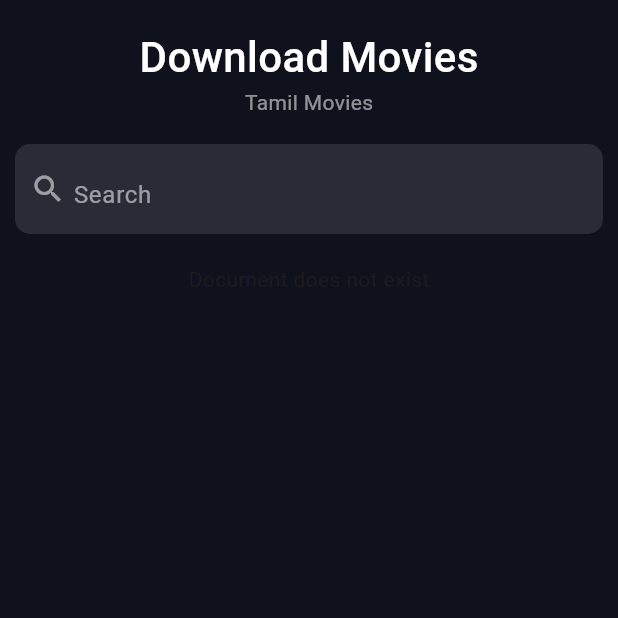
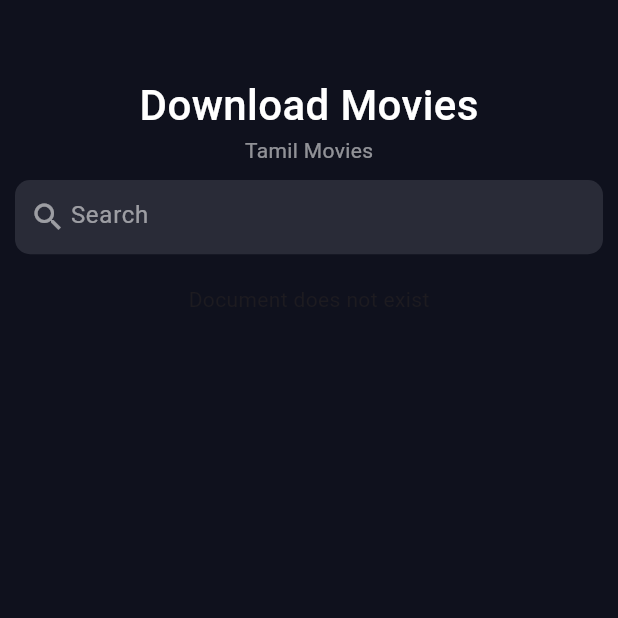
Before and after one commit to Syed-Abdullah-G/movie_app, a Flutter app: the screen it shows after launch, on a phone screen of 412 x 824 dp, the top half of it. Run offline on Flutter 3.47's test engine with Material 3 defaults, Android fonts, the phone set to English and light mode, and no system bars; our stand-ins replace cloud_firestore, firebase_core; accounts and stored records are empty.

```diff
--- a/lib/pages/HomePage.dart
+++ b/lib/pages/HomePage.dart
@@ -7,12 +7,10 @@ class HomePage extends StatelessWidget {
   @override
   Widget build(BuildContext context) {
     return Scaffold(
-      body: SingleChildScrollView(
-        child: SafeArea(
-            child: Column(
+        body: Column(
       children: [
         Padding(
-              padding: EdgeInsets.symmetric(vertical: 18, horizontal: 10),
+          padding: EdgeInsets.only(top: 50, left: 10,right: 10,bottom: 10),
           child: Row(
             mainAxisAlignment: MainAxisAlignment.center,
             children: [
@@ -40,10 +38,10 @@ class HomePage extends StatelessWidget {
           ),
         ),
 
-            NewMoviesWidget(),
+
+         NewMoviesWidget()
+
       ],
-        )),
-      ),
-    );
+    ));
   }
 }
--- a/lib/widgets/NewMoviesWidget.dart
+++ b/lib/widgets/NewMoviesWidget.dart
@@ -97,22 +97,30 @@ class _NewMoviesWidgetState extends State<NewMoviesWidget> {
 
   @override
   Widget build(BuildContext context) {
-    return Column(children: [
+    return GestureDetector(
+      onTap: () {
+        //dismiss the keyboard when tapping anywhere outside the text field
+        FocusScope.of(context).unfocus();
+      },
+
+        child: Column(children: [
           Container(
-        height: 60,
+            height: MediaQuery.of(context).size.height * 0.06,
             padding: EdgeInsets.all(10),
             margin: EdgeInsets.symmetric(horizontal: 10),
             decoration: BoxDecoration(
-            color: Color(0xFF292B37), borderRadius: BorderRadius.circular(10)),
+                color: Color(0xFF292B37),
+                borderRadius: BorderRadius.circular(10)),
             child: Row(
               children: [
                 Icon(
                   Icons.search,
                   color: Colors.white54,
                 ),
-            Container(
-              width: 300,
-              margin: EdgeInsets.only(left: 5),
+                SizedBox(
+                  width: 3,
+                ),
+                Expanded(
                   child: TextField(
                     onChanged: onQueryChanged,
                     style: TextStyle(color: Colors.white),
@@ -121,7 +129,7 @@ class _NewMoviesWidgetState extends State<NewMoviesWidget> {
                         hintText: "Search",
                         hintStyle: TextStyle(color: Colors.white54)),
                   ),
-            )
+                ),
               ],
             ),
           ),
@@ -178,13 +186,13 @@ class _NewMoviesWidgetState extends State<NewMoviesWidget> {
                 Column(
                   children: [
                     Container(
-                  height: 600,
+                    height: MediaQuery.of(context).size.height * 0.65,
                       child: GridView.builder(
                         gridDelegate: SliverGridDelegateWithFixedCrossAxisCount(
                             crossAxisCount: 3,
                             crossAxisSpacing: 5,
-                        mainAxisSpacing: 30,
-                        childAspectRatio: 0.6
+                            mainAxisSpacing: 10,
+                            childAspectRatio: 0.55
 
                             // Adjust to fit your design
                             ),
@@ -195,7 +203,7 @@ class _NewMoviesWidgetState extends State<NewMoviesWidget> {
                               _launchInBrowser(filteredDownloadUrl[index]);
                             },
                             child: Container(
-                          margin: EdgeInsets.only(left: 10),
+                              margin: EdgeInsets.all(2),
                               decoration: BoxDecoration(
                                   color: Color(0xFF292B37),
                                   borderRadius: BorderRadius.circular(10),
@@ -217,8 +225,8 @@ class _NewMoviesWidgetState extends State<NewMoviesWidget> {
                                     ),
                                     child: Image.network(
                                       filteredImageUrl[index],
-                                  height: 170,
-                                  width: 190,
+                                      height: MediaQuery.of(context).size.height *
+                                          0.21,
                                       fit: BoxFit.cover,
                                     ),
                                   ),
@@ -228,7 +236,8 @@ class _NewMoviesWidgetState extends State<NewMoviesWidget> {
                                       horizontal: 5,
                                     ),
                                     child: Column(
-                                  crossAxisAlignment: CrossAxisAlignment.start,
+                                      crossAxisAlignment:
+                                          CrossAxisAlignment.start,
                                       children: [
                                         SingleChildScrollView(
                                           scrollDirection: Axis.horizontal,
@@ -259,6 +268,8 @@ class _NewMoviesWidgetState extends State<NewMoviesWidget> {
               ]);
             },
           )
-    ]);
+        ]),
+
+    );
   }
 }
```
Also changed, not shown: 2 other files. Lines whose indentation alone changed are shown as unchanged.
